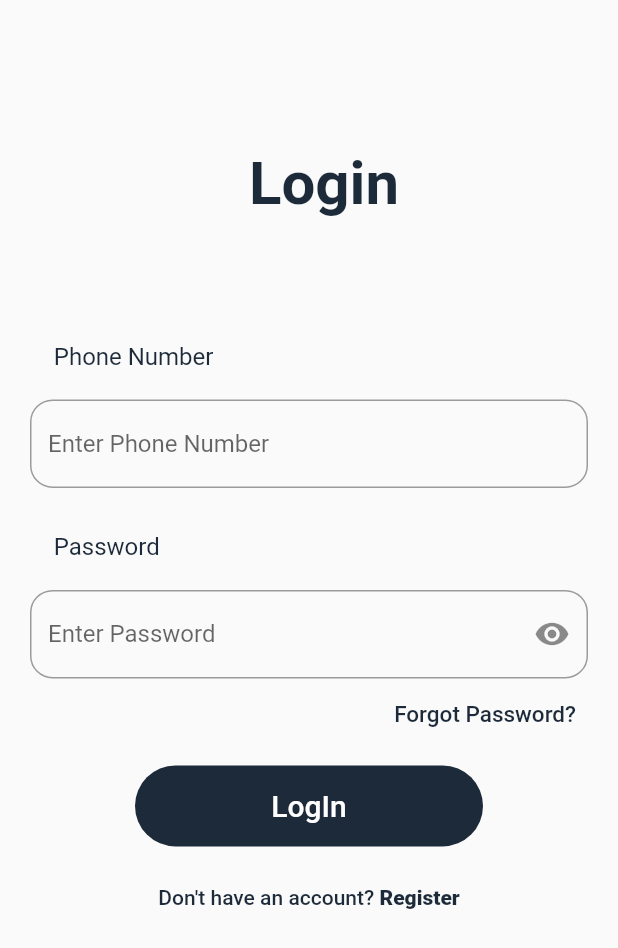
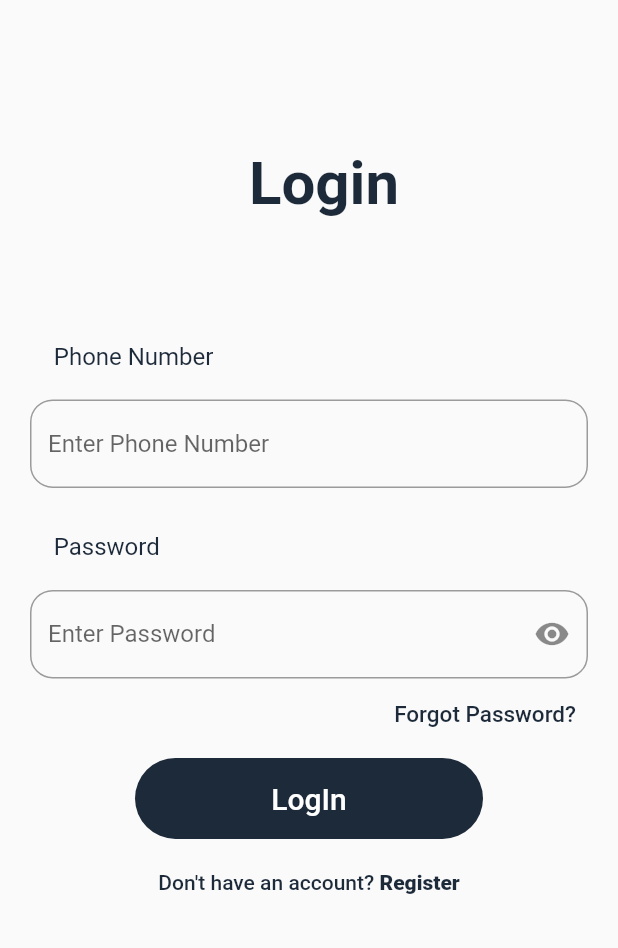
Before and after one commit to sdhairya/college_event_management_system, a Flutter app: the screen it shows after launch, on a phone screen of 412 x 824 dp. Shown: the top 948 px of the screen. Run offline on Flutter 3.47's test engine with Material 2 defaults, Android fonts, the phone set to English and light mode, and no system bars.

Commit message:
commit 0

```diff
--- a/lib/main.dart
+++ b/lib/main.dart
@@ -67,7 +67,7 @@ class _MyHomePageState extends State<MyHomePage> {
                         color: Color(0xFF1D2A3A)),
                   )),
               Container(
-                  width: kIsWeb ? 800 : double.infinity,
+                  width: kIsWeb ? 600 : double.infinity,
                   // constraints: BoxConstraints(maxWidth: 1000),
                   alignment: Alignment.center,
                   margin: EdgeInsets.only(
@@ -122,7 +122,7 @@ class _MyHomePageState extends State<MyHomePage> {
                           )),
                       Padding(
                           padding: const EdgeInsets.symmetric(
-                              horizontal: 70, vertical: 10),
+                              horizontal: 70, vertical: 5),
                           child: Container(
                             alignment: Alignment.center,
                             padding: EdgeInsets.all(3),
```
Also changed, not shown: lib/login/login_mobile_body.dart (added), lib/login/login_web_body.dart (added).
